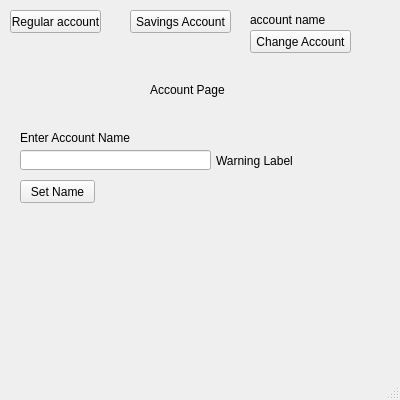
Old version of the form gui.ui in the repository cthieman1/Final_Project1.
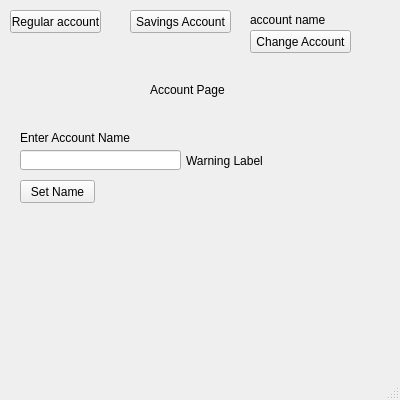
New version of the form.

```diff
--- a/gui.ui
+++ b/gui.ui
@@ -250,7 +250,7 @@
        <rect>
         <x>20</x>
         <y>80</y>
-        <width>191</width>
+        <width>161</width>
         <height>20</height>
        </rect>
       </property>
@@ -271,10 +271,10 @@
      <widget class="QLabel" name="account_warning_lbl">
       <property name="geometry">
        <rect>
-        <x>216</x>
-        <y>80</y>
-        <width>171</width>
-        <height>21</height>
+        <x>186</x>
+        <y>60</y>
+        <width>201</width>
+        <height>61</height>
        </rect>
       </property>
       <property name="text">
```
